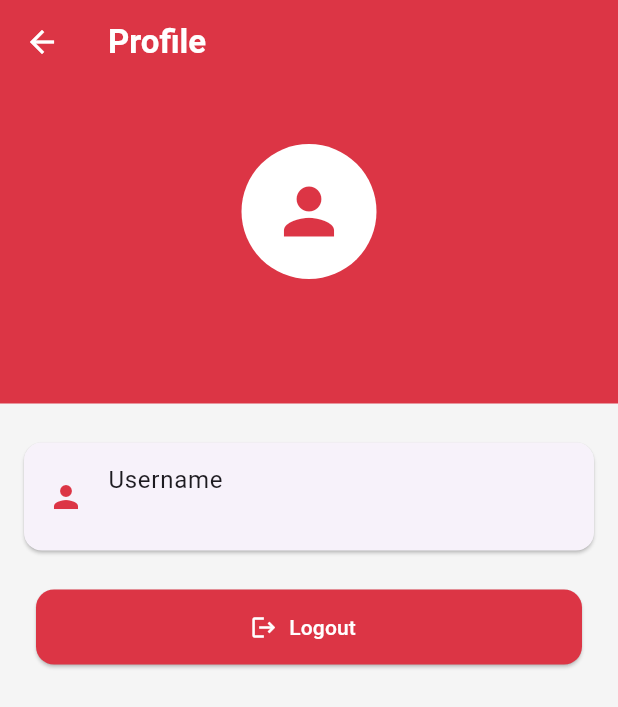
After one commit to Amaanvikar/Pre_Sale, a Flutter app: the ProfileScreen screen opened directly, on a phone screen of 412 x 824 dp. The commit adds this screen. Shown: the top 707 px of the screen. Run offline on Flutter 3.47's test engine with Material 3 defaults, Android fonts, the phone set to English and light mode, and no system bars; our stand-ins replace shared_preferences, sqflite; accounts and stored records are empty.

Commit message:
ADD:feat/UserProfile

```diff
--- a/lib/Auth/loginScreen.dart
+++ b/lib/Auth/loginScreen.dart
@@ -2,6 +2,7 @@ import 'dart:convert';
 
 import 'package:PreSale/Api/ApiEndPoints/apiEndPoints.dart';
 import 'package:PreSale/Api/Helper/constant.dart';
+import 'package:PreSale/Api/Helper/sharedPreferences.dart';
 import 'package:PreSale/Api/Model/getUserRoleModel.dart';
 import 'package:flutter/material.dart';
 import 'package:PreSale/Auth/forgotPassScreen.dart';
@@ -74,6 +75,9 @@ class LoginPageState extends State<LoginPage> {
             data['data'] is List &&
             data['data'].isNotEmpty &&
             data['data'][0]?['LoginStatus'] == 1) {
+          final LoggedInUserName = data['data'][0]?['UserName'] ?? 'User';
+          await SharedPreferenceHelper.setUserName(LoggedInUserName);
+
           final roles = await fetchUserRoles(username);
           print("user role: $roles");
 
--- a/lib/Screens/dashboardScreen.dart
+++ b/lib/Screens/dashboardScreen.dart
@@ -1,6 +1,7 @@
 import 'package:PreSale/Api/Helper/constant.dart';
 import 'package:PreSale/Screens/followUpListScreen.dart';
 import 'package:PreSale/widgets/appDrawer.dart';
+import 'package:PreSale/widgets/profileScreen.dart';
 import 'package:flutter/material.dart';
 import 'package:PreSale/Screens/InquiryForms/enquiryInformationScreen.dart';
 import 'package:PreSale/Screens/enquiryListScreen.dart';
@@ -18,13 +19,20 @@ class _DashboardScreenState extends State<DashboardScreen> {
       appBar: AppBar(
         title: const Text(
           'Presale',
-          style: TextStyle(fontWeight: FontWeight.bold),
+          style: TextStyle(fontWeight: FontWeight.bold, color: Colors.white),
         ),
         backgroundColor: kPrimaryColor,
+        iconTheme: IconThemeData(color: Colors.white),
         actions: [
           IconButton(
+            color: Colors.white,
             icon: const Icon(Icons.account_circle_rounded, size: 28),
-            onPressed: () {},
+            onPressed: () {
+              Navigator.push(
+                context,
+                MaterialPageRoute(builder: (_) => ProfileScreen()),
+              );
+            },
           ),
         ],
       ),
--- a/lib/widgets/appDrawer.dart
+++ b/lib/widgets/appDrawer.dart
@@ -20,9 +20,9 @@ class _AppDrawerState extends State<AppDrawer> {
   }
 
   Future<void> loadUserName() async {
-    final name = SharedPreferenceHelper.getUserName();
+    final name = await SharedPreferenceHelper.getUserName() as String;
     setState(() {
-      userName;
+      userName = name ?? 'User';
     });
   }
 
--- /dev/null
+++ b/lib/widgets/profileScreen.dart
@@ -0,0 +1,120 @@
+import 'package:flutter/material.dart';
+import 'package:PreSale/Api/Helper/sharedPreferences.dart';
+import 'package:PreSale/Auth/loginScreen.dart';
+import 'package:PreSale/Api/Helper/constant.dart';
+
+class ProfileScreen extends StatefulWidget {
+  const ProfileScreen({super.key});
+
+  @override
+  State<ProfileScreen> createState() => _ProfileScreenState();
+}
+
+class _ProfileScreenState extends State<ProfileScreen> {
+  String userName = 'User';
+  String? email;
+
+  @override
+  void initState() {
+    super.initState();
+    loadUserData();
+  }
+
+  Future<void> loadUserData() async {
+    final name = await SharedPreferenceHelper.getUserName();
+    // final storedEmail = await SharedPreferenceHelper.getUserEmail(); // Optional
+    setState(() {
+      userName = name ?? 'User';
+      // email = storedEmail;
+    });
+  }
+
+  Future<void> logout() async {
+    await SharedPreferenceHelper.logout();
+    Navigator.pushAndRemoveUntil(
+      context,
+      MaterialPageRoute(builder: (_) => LoginPage()),
+      (route) => false,
+    );
+  }
+
+  @override
+  Widget build(BuildContext context) {
+    return Scaffold(
+      backgroundColor: Colors.grey[100],
+      appBar: AppBar(
+        title: const Text(
+          'Profile',
+          style: TextStyle(fontWeight: FontWeight.bold, color: Colors.white),
+        ),
+        backgroundColor: kPrimaryColor,
+        iconTheme: const IconThemeData(color: Colors.white),
+      ),
+      body: SingleChildScrollView(
+        child: Column(
+          children: [
+            Container(
+              color: kPrimaryColor,
+              width: double.infinity,
+              padding: const EdgeInsets.symmetric(vertical: 40),
+              child: Column(
+                children: [
+                  const CircleAvatar(
+                    radius: 45,
+                    backgroundColor: Colors.white,
+                    child: Icon(Icons.person, size: 50, color: kPrimaryColor),
+                  ),
+                  const SizedBox(height: 12),
+                  Text(
+                    userName,
+                    style: const TextStyle(
+                      color: Colors.white,
+                      fontSize: 22,
+                      fontWeight: FontWeight.w600,
+                    ),
+                  ),
+                  if (email != null)
+                    Text(email!, style: const TextStyle(color: Colors.white70)),
+                ],
+              ),
+            ),
+            const SizedBox(height: 20),
+            _buildProfileItem(Icons.person, 'Username', userName),
+            // _buildProfileItem(Icons.email, 'Email', email ?? 'Not available'),
+            const SizedBox(height: 20),
+            Padding(
+              padding: const EdgeInsets.symmetric(horizontal: 24.0),
+              child: ElevatedButton.icon(
+                style: ElevatedButton.styleFrom(
+                  backgroundColor: kPrimaryColor,
+                  minimumSize: const Size(double.infinity, 50),
+                  shape: RoundedRectangleBorder(
+                    borderRadius: BorderRadius.circular(12),
+                  ),
+                ),
+                icon: const Icon(Icons.logout, color: Colors.white),
+                label: const Text(
+                  'Logout',
+                  style: TextStyle(color: Colors.white),
+                ),
+                onPressed: logout,
+              ),
+            ),
+          ],
+        ),
+      ),
+    );
+  }
+
+  Widget _buildProfileItem(IconData icon, String title, String value) {
+    return Card(
+      margin: const EdgeInsets.symmetric(horizontal: 16, vertical: 6),
+      shape: RoundedRectangleBorder(borderRadius: BorderRadius.circular(12)),
+      child: ListTile(
+        leading: Icon(icon, color: kPrimaryColor),
+        title: Text(title),
+        subtitle: Text(value),
+      ),
+    );
+  }
+}
```
